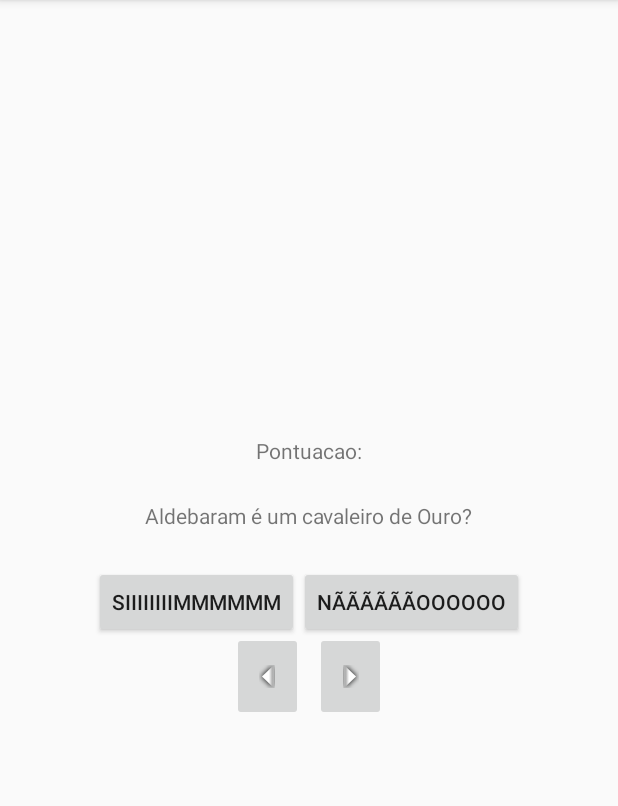
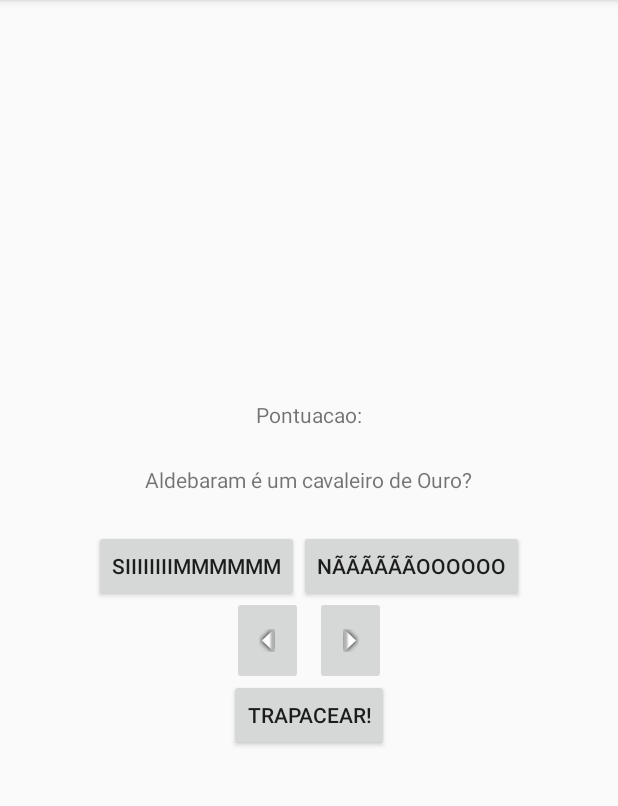
Before and after one commit to Rodrigo235/GeoQuizIFPE, an Android app: the screen it shows after launch (Quiz), on a phone screen of 412 x 824 dp, the part 84-890 px from its top. Run offline under Robolectric (Android 15) with nearby library versions, the phone set to English and light mode, and no system bars.

Commit message:
Adicionado nova Atividade e mecanismo de navegar entre as atividades! Falta consertar a lógica de mostrar a resposta na hora de trapacear.

```diff
--- a/app/src/main/AndroidManifest.xml
+++ b/app/src/main/AndroidManifest.xml
@@ -16,6 +16,8 @@
                 <category android:name="android.intent.category.LAUNCHER" />
             </intent-filter>
         </activity>
+        <activity android:name=".Model.TrapacearActivity"></activity>
     </application>
 
+
 </manifest>
--- a/app/src/main/java/com/example/jefferson/quiz/Controller/Quiz.java
+++ b/app/src/main/java/com/example/jefferson/quiz/Controller/Quiz.java
@@ -11,6 +11,7 @@ import android.widget.TextView;
 import android.widget.Toast;
 
 import com.example.jefferson.quiz.Model.Questao;
+import com.example.jefferson.quiz.Model.TrapacearActivity;
 import com.example.jefferson.quiz.R;
 
 import java.util.Arrays;
@@ -21,6 +22,7 @@ public class Quiz extends AppCompatActivity {
 
     private Button botaoVerdadeiro;
     private Button botaoFalso;
+    private Button botaoTrapacear;
     private ImageButton botaoProximo;
     private ImageButton botaoVoltar;
     private int indiceAtual;
@@ -88,6 +90,18 @@ public class Quiz extends AppCompatActivity {
                 atualizarQuestao(-1);
             }
         });
+
+        botaoTrapacear = (Button) findViewById(R.id.button_trapacear);
+
+        botaoTrapacear.setOnClickListener(new View.OnClickListener() {
+            @Override
+            public void onClick(View view) {
+                Intent intent = new Intent(Quiz.this, TrapacearActivity.class);
+                intent.putExtra(TrapacearActivity.getExtraAnswerIsTrue(),conjuntoDeQuestoes[indiceAtual].isRespostaQuestao());
+                startActivity(intent);
+            }
+        });
+
     }
 
     public void atualizarQuestao(int num) {
@@ -122,4 +136,5 @@ public class Quiz extends AppCompatActivity {
         }
     }
 
+
 }
--- a/app/src/main/res/layout/activity_quiz.xml
+++ b/app/src/main/res/layout/activity_quiz.xml
@@ -76,5 +76,11 @@
 
     </LinearLayout>
 
+    <Button
+        android:layout_width="wrap_content"
+        android:layout_height="wrap_content"
+        android:id="@+id/button_trapacear"
+        android:text="@string/cheat_button"/>
+
 
 </LinearLayout>
--- a/app/src/main/res/values/strings.xml
+++ b/app/src/main/res/values/strings.xml
@@ -14,4 +14,10 @@
     <string name="questao3">Carine está apaixonada pelo boy que fez eletro aki no IFPE?</string>
     <string name="questao4">Asaph foi TROUXA em não apresentar o projeto a Vilmar?</string>
     <string name="questao5">Aldebaram é um cavaleiro de Ouro?</string>
+
+    <string name="texto_alerta">Mas você está certo disso?</string>
+    <string name="mostrar_resposta">Mostrar resposta</string>
+    <string name="cheat_button">Trapacear!</string>
+    <string name="jugalmento">Trapacear é errado!</string>
+
 </resources>
```
Also changed, not shown: app/src/main/java/com/example/jefferson/quiz/Model/TrapacearActivity.java (added, +36 -0 lines), app/src/main/res/layout/activity_trapacear.xml (added, +29 -0 lines), gradle.properties (+0 -10 lines).
